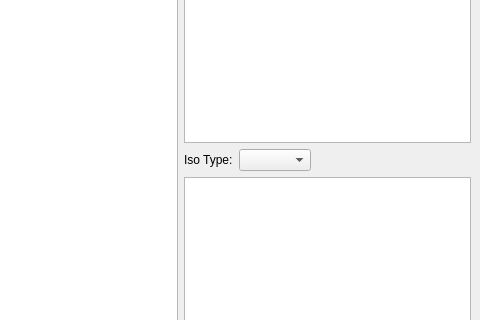
Above: src/tiled/virtualtilesetdialog.ui from timbaker/tiled before the change; both pictures show x 528 to 1008 and y 120 to 440 of the 1008 by 597 pixel window. Below: the same form after it.
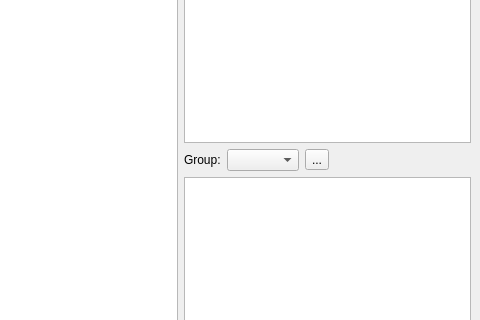
That is the form after the change. Icons and pictures are not drawn. Custom widgets are drawn as their Qt base class.

Commit message: Added dialog for editing TileShapeGroups.

Diff of the .ui file:
```diff
--- a/src/tiled/virtualtilesetdialog.ui
+++ b/src/tiled/virtualtilesetdialog.ui
@@ -110,13 +110,20 @@
             <item>
              <widget class="QLabel" name="label">
               <property name="text">
-               <string>Iso Type:</string>
+               <string>Group:</string>
               </property>
              </widget>
             </item>
             <item>
              <widget class="QComboBox" name="comboBox"/>
             </item>
+            <item>
+             <widget class="QToolButton" name="editGroups">
+              <property name="text">
+               <string>...</string>
+              </property>
+             </widget>
+            </item>
             <item>
              <spacer name="horizontalSpacer">
               <property name="orientation">
```
Left out of the diff: 18 changed lines with no effect on the pictures. The commit also changes 11 other files.
